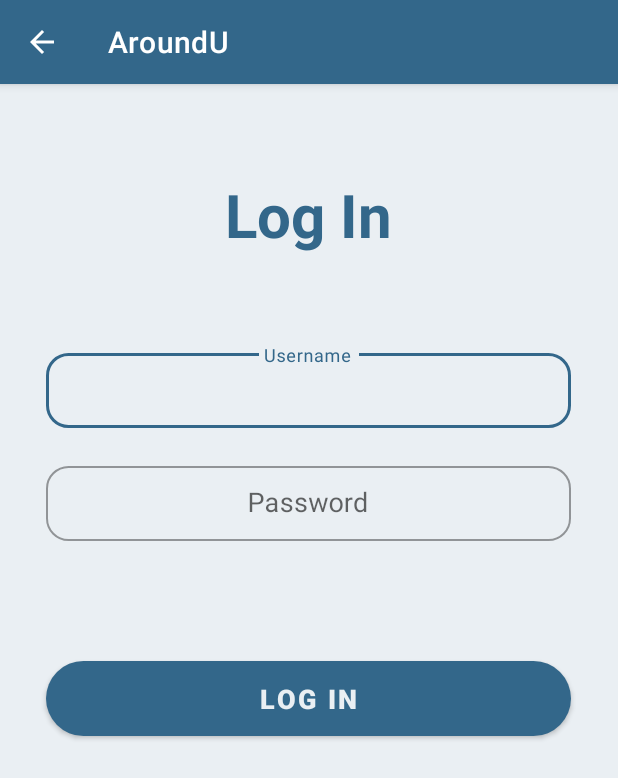
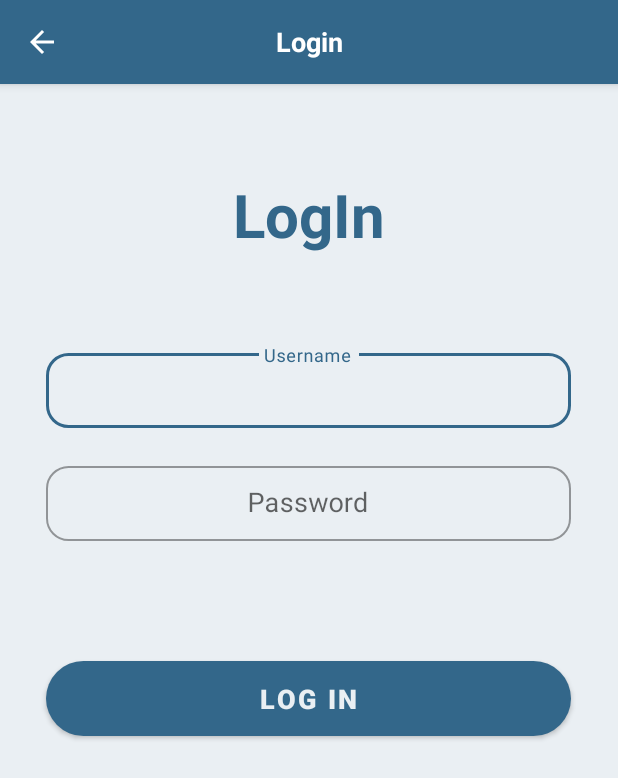
Before and after one commit to rawanrumayh/project, an Android app: the logIn screen opened directly, with no data from a screen before it, on a phone screen of 412 x 824 dp. Shown: the top 778 px of the screen. Run offline under Robolectric (Android 15) with nearby library versions, the phone set to English and light mode, and no system bars; libraries missing offline, so code that uses them is left out: com.yayandroid.locationmanager.

Commit message:
center title

```diff
--- a/coupons2/app/src/main/java/com/example/coupons/logIn.java
+++ b/coupons2/app/src/main/java/com/example/coupons/logIn.java
@@ -3,15 +3,18 @@ package com.example.coupons;
 import android.Manifest;
 import android.content.Intent;
 import android.content.pm.PackageManager;
+import android.graphics.Color;
 import android.location.Criteria;
 import android.location.Location;
 import android.location.LocationManager;
 import android.os.Build;
 import android.os.Bundle;
 import android.util.Log;
+import android.view.Gravity;
 import android.view.View;
 import android.widget.Button;
 import android.widget.EditText;
+import android.widget.TextView;
 import android.widget.Toast;
 
 import androidx.annotation.NonNull;
@@ -44,6 +47,24 @@ public class logIn extends AppCompatActivity {
         // showing the back button in action bar
         actionBar.setDisplayHomeAsUpEnabled(true);
 
+        //Action bar title
+        View view = getLayoutInflater().inflate(R.layout.action_bar, null);
+        ActionBar.LayoutParams params = new ActionBar.LayoutParams(
+                ActionBar.LayoutParams.WRAP_CONTENT,
+                ActionBar.LayoutParams.MATCH_PARENT,
+                Gravity.CENTER);
+
+        TextView Title = (TextView) view.findViewById(R.id.actionbar_title);
+        Title.setText("Login");
+        String color = getString(Integer.parseInt(String.valueOf(R.color.white)));
+        Title.setTextColor(Color.parseColor(color));
+
+        getSupportActionBar().setCustomView(view,params);
+        getSupportActionBar().setDisplayShowCustomEnabled(true); //show custom title
+        getSupportActionBar().setDisplayShowTitleEnabled(false); //hide the default title
+
+
+
         //Input
         username = (EditText) findViewById(R.id.username);
         password = (EditText) findViewById(R.id.password);
@@ -66,7 +87,7 @@ public class logIn extends AppCompatActivity {
 
                     if(login == true){
                         updateGPS();
-                        Toast.makeText(logIn.this,"log in successful"+ BaseClass.my_lng+""+BaseClass.my_lat,Toast.LENGTH_SHORT).show();
+                        Toast.makeText(logIn.this,"login successful"+ BaseClass.my_lng+""+BaseClass.my_lat,Toast.LENGTH_SHORT).show();
 
                         String type = DB.getUserType(UserName);
 
--- /dev/null
+++ b/coupons2/app/src/main/res/layout/action_bar.xml
@@ -0,0 +1,20 @@
+<?xml version="1.0" encoding="utf-8"?>
+<LinearLayout xmlns:android="http://schemas.android.com/apk/res/android"
+    android:layout_width="match_parent"
+    android:layout_height="wrap_content"
+    android:orientation="horizontal">
+
+    <TextView
+        android:id="@+id/actionbar_title"
+        android:layout_width="wrap_content"
+        android:layout_height="wrap_content"
+        android:layout_gravity="center"
+        android:maxLines="1"
+        android:clickable="false"
+        android:focusable="false"
+        android:longClickable="false"
+        android:textStyle="bold"
+        android:textSize="18sp"
+        android:textColor="#000000" />
+
+</LinearLayout>
--- a/coupons2/app/src/main/res/layout/activity_log_in.xml
+++ b/coupons2/app/src/main/res/layout/activity_log_in.xml
@@ -11,7 +11,7 @@
         android:layout_width="wrap_content"
         android:layout_height="wrap_content"
         android:layout_marginTop="60dp"
-        android:text="Log In"
+        android:text="LogIn"
         android:textColor="@color/FirstColor"
         android:textSize="40dp"
         android:textStyle="bold" />
--- a/coupons2/app/src/main/res/layout/ownerhome.xml
+++ b/coupons2/app/src/main/res/layout/ownerhome.xml
@@ -13,7 +13,7 @@
         android:layout_width="wrap_content"
         android:layout_height="wrap_content"
         android:layout_gravity="center"
-        android:text="HomePage"
+        android:text="Welcome"
         android:textColor="@color/FirstColor"
         android:textSize="22sp"
         android:textStyle="bold"
```
Also changed, not shown: coupons2/app/src/main/java/com/example/coupons/UserType.java (+17 -10 lines), coupons2/app/src/main/java/com/example/coupons/owner/AddChallenge.java (+20 -1 lines), coupons2/app/src/main/java/com/example/coupons/owner/OwnerHome.java (+20 -0 lines), coupons2/app/src/main/java/com/example/coupons/owner/coffeeOwnerSignUp.java (+20 -0 lines), coupons2/app/src/main/java/com/example/coupons/user/UserHome.java (+22 -0 lines), coupons2/app/src/main/java/com/example/coupons/user/userSettings.java (+18 -0 lines), coupons2/app/src/main/java/com/example/coupons/user/userSignUp.java (+23 -2 lines).
